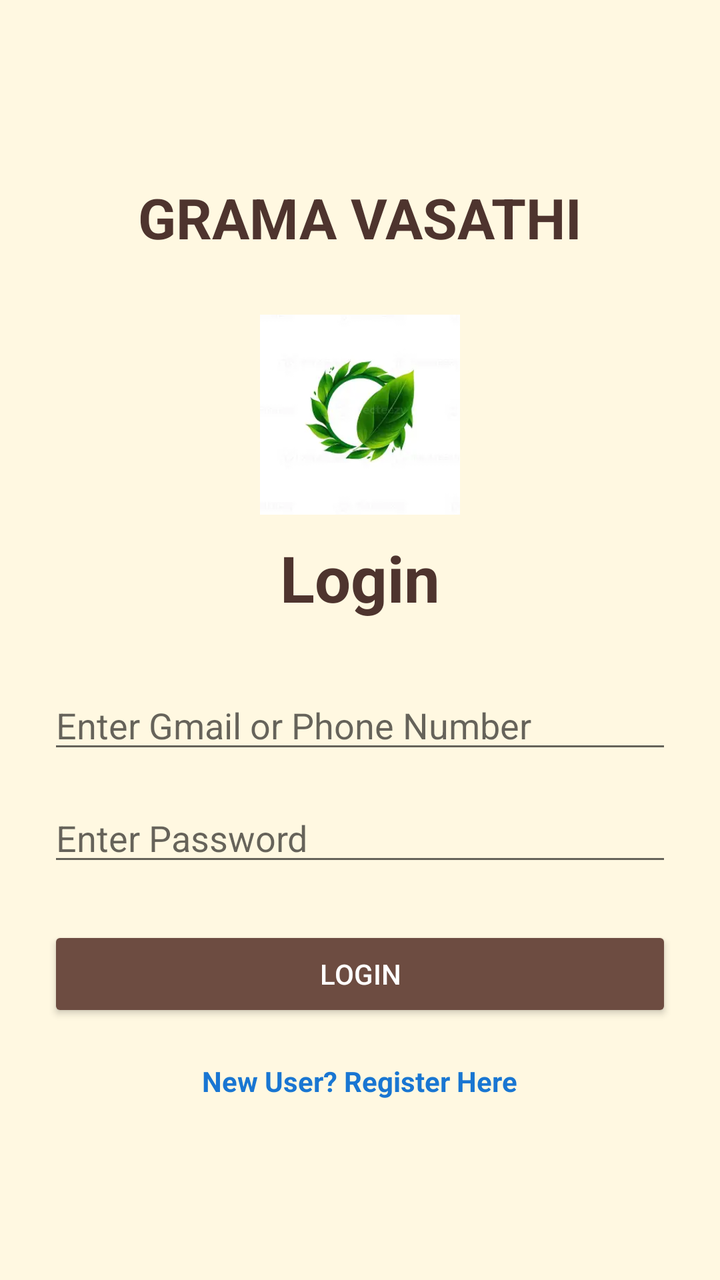
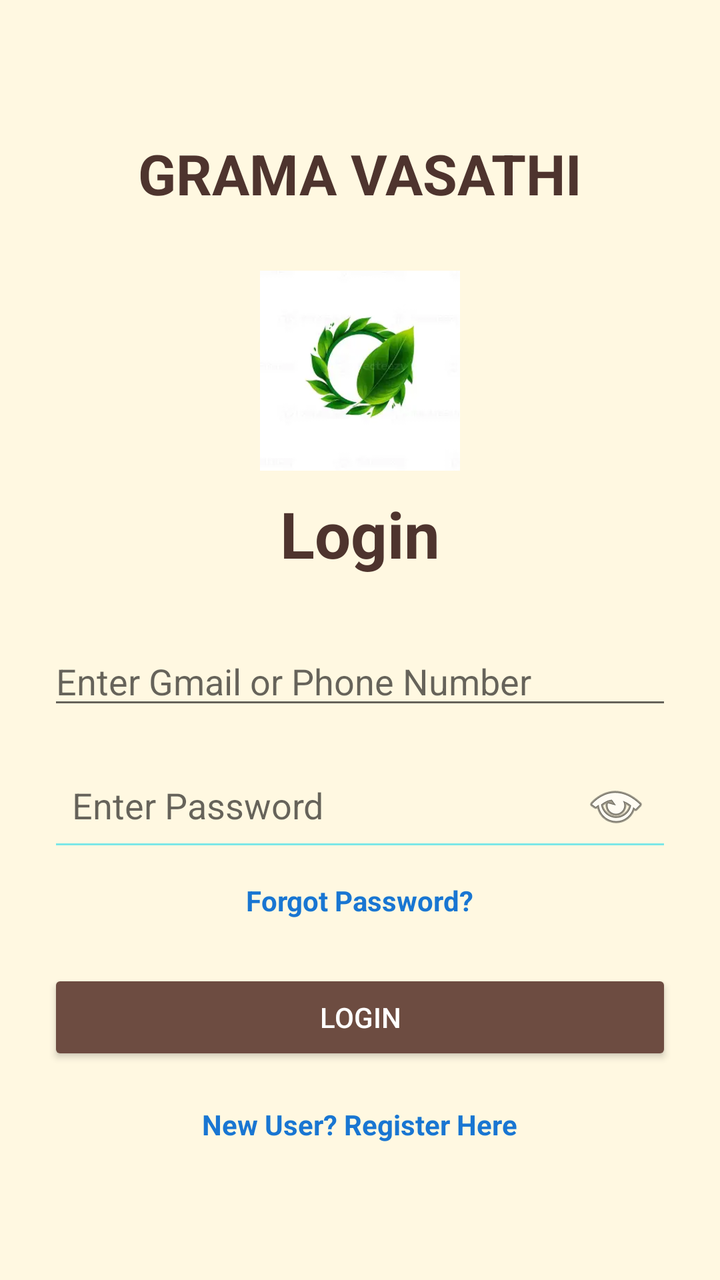

Screens rendered from an Android XML layout before and after an edit, with the pre-edit source and the edit as a unified diff.
<!-- AndroidManifest.xml: application theme Theme.GramaVasathi -->
<!-- res/layout/activity_login.xml -->
<?xml version="1.0" encoding="utf-8"?>
<LinearLayout
    xmlns:android="http://schemas.android.com/apk/res/android"
    android:layout_width="match_parent"
    android:layout_height="match_parent"
    android:orientation="vertical"
    android:padding="24dp"
    android:gravity="center"
    android:background="#FFF8E1">

    <TextView
        android:layout_width="wrap_content"
        android:layout_height="wrap_content"
        android:text="GRAMA VASATHI"
        android:textSize="28sp"
        android:textStyle="bold"
        android:textColor="#4E342E"
        android:layout_gravity="center"
        android:layout_marginBottom="30dp"/>

    <ImageView
        android:layout_width="100dp"
        android:layout_height="100dp"
        android:src="@drawable/logo"
        android:layout_gravity="center"
        android:layout_marginBottom="10dp"/>

    <TextView
        android:layout_width="wrap_content"
        android:layout_height="wrap_content"
        android:text="Login"
        android:textSize="32sp"
        android:textStyle="bold"
        android:textColor="#4E342E"
        android:layout_marginBottom="30dp"/>

    <EditText
        android:id="@+id/loginInput"
        android:layout_width="match_parent"
        android:layout_height="wrap_content"
        android:hint="Enter Gmail or Phone Number"/>

    <EditText
        android:id="@+id/passwordInput"
        android:layout_width="match_parent"
        android:layout_height="wrap_content"
        android:hint="Enter Password"
        android:inputType="textPassword"
        android:layout_marginTop="15dp"/>

    <Button
        android:id="@+id/loginBtn"
        android:layout_width="match_parent"
        android:layout_height="wrap_content"
        android:text="LOGIN"
        android:backgroundTint="#6D4C41"
        android:textColor="#FFFFFF"
        android:layout_marginTop="25dp"/>

    <TextView
        android:id="@+id/registerText"
        android:layout_width="wrap_content"
        android:layout_height="wrap_content"
        android:text="New User? Register Here"
        android:textColor="#1976D2"
        android:textStyle="bold"
        android:layout_marginTop="20dp"/>

</LinearLayout>
<!-- resources referenced by this layout -->
<resources>
  <!-- drawable logo: png bitmap (drawable, 3938 bytes) -->
  <style name="Theme.GramaVasathi" parent="Theme.AppCompat.Light.NoActionBar">
  
          <item name="colorPrimary">#6200EE</item>
          <item name="colorPrimaryDark">#3700B3</item>
          <item name="colorAccent">#03DAC5</item>
  
      </style>
</resources>

<!-- the commit's change to res/layout/activity_login.xml (unified diff, before → after) -->
@@ -46,7 +46,21 @@
         android:layout_height="wrap_content"
         android:hint="Enter Password"
         android:inputType="textPassword"
+        android:drawableEnd="@android:drawable/ic_menu_view"
+        android:drawablePadding="12dp"
+        android:padding="12dp"
+        android:textSize="18sp"
+        android:backgroundTint="#7CE7E7"
         android:layout_marginTop="15dp"/>
+
+    <TextView
+        android:id="@+id/forgotPassword"
+        android:layout_width="wrap_content"
+        android:layout_height="wrap_content"
+        android:text="Forgot Password?"
+        android:textColor="#1976D2"
+        android:textStyle="bold"
+        android:layout_marginTop="10dp"/>
 
     <Button
         android:id="@+id/loginBtn"
